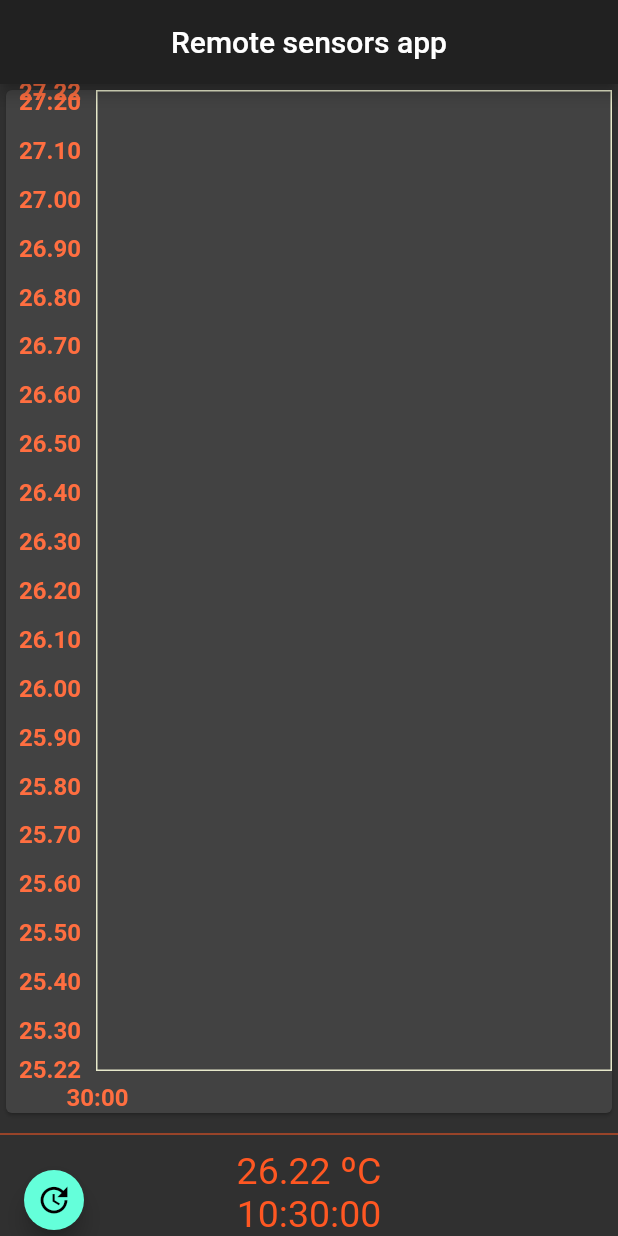
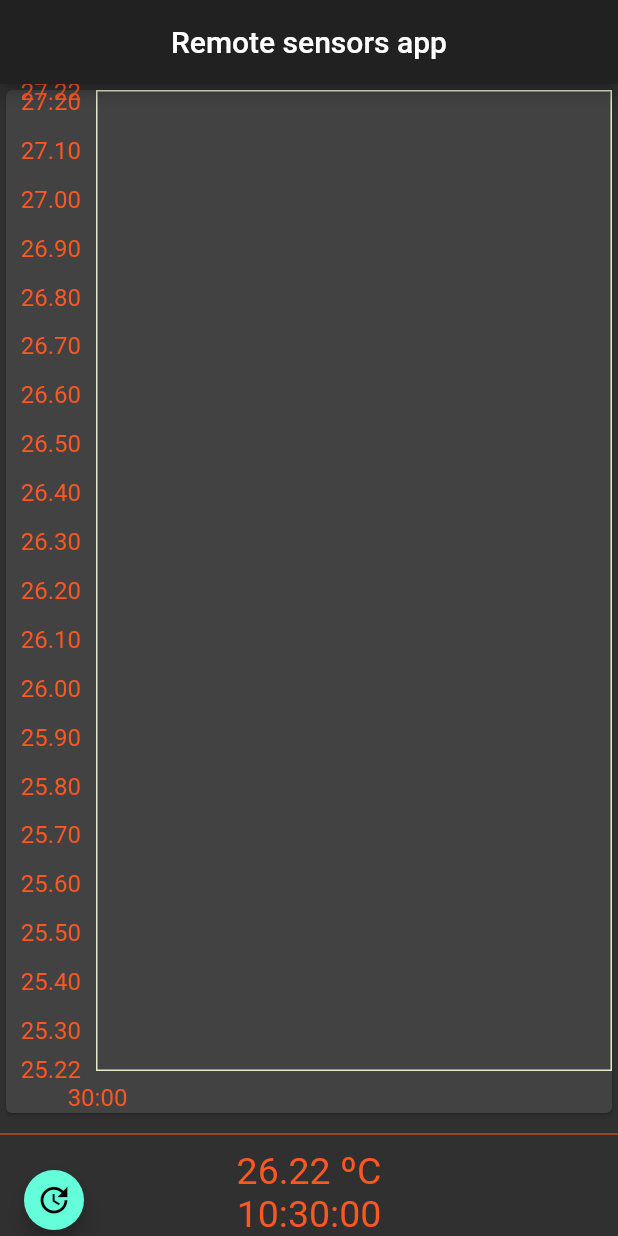
Before and after one commit to DA0HN/remote-sensors-app, a Flutter app: the screen it shows after launch, on a phone screen of 412 x 824 dp. Run offline on Flutter 3.47's test engine with Material 2 defaults, Android fonts, the phone set to English and light mode, and no system bars; drawn by our look-alikes of fl_chart; our stand-ins replace charts_flutter, get.

Commit message:
style: altera cor e espessura da fonte do gráfico

```diff
--- a/lib/module/sensor/widget/sensor_chart_fl.dart
+++ b/lib/module/sensor/widget/sensor_chart_fl.dart
@@ -48,8 +48,8 @@ class SensorChartFl extends StatelessWidget {
         showTitle: true,
         titleText: 'Temperatura (ºC)',
         textStyle: TextStyle(
-          color: Colors.deepOrangeAccent,
-          fontWeight: FontWeight.bold,
+          color: Colors.deepOrange,
+          fontWeight: FontWeight.w300,
           fontSize: 18,
         ),
         reservedSize: 20,
@@ -58,8 +58,8 @@ class SensorChartFl extends StatelessWidget {
         showTitle: true,
         titleText: 'Tempo (minutos)',
         textStyle: TextStyle(
-          color: Colors.deepOrangeAccent,
-          fontWeight: FontWeight.bold,
+          color: Colors.deepOrange,
+          fontWeight: FontWeight.w300,
           fontSize: 18,
         ),
         reservedSize: 20,
@@ -127,8 +127,8 @@ class SensorChartFl extends StatelessWidget {
         return DateFormat(DateFormat.MINUTE_SECOND).format(date);
       },
       getTextStyles: (value) => const TextStyle(
-        color: Colors.deepOrangeAccent,
-        fontWeight: FontWeight.bold,
+        color: Colors.deepOrange,
+        fontWeight: FontWeight.w400,
         fontSize: 16,
       ),
       margin: 8,
@@ -143,8 +143,8 @@ class SensorChartFl extends StatelessWidget {
       reservedSize: 50,
       getTitles: (value) => value.toStringAsFixed(2),
       getTextStyles: (value) => const TextStyle(
-        color: Colors.deepOrangeAccent,
-        fontWeight: FontWeight.bold,
+        color: Colors.deepOrange,
+        fontWeight: FontWeight.w400,
         fontSize: 16,
       ),
       margin: 10,
```
